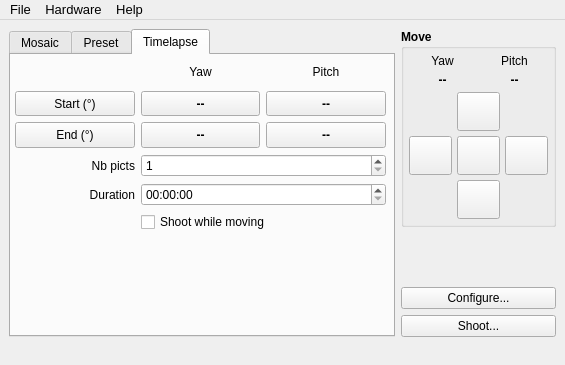
Qt form papywizard/view/ui/mainWindow.ui (bingostar89/Papywizard) before a commit.
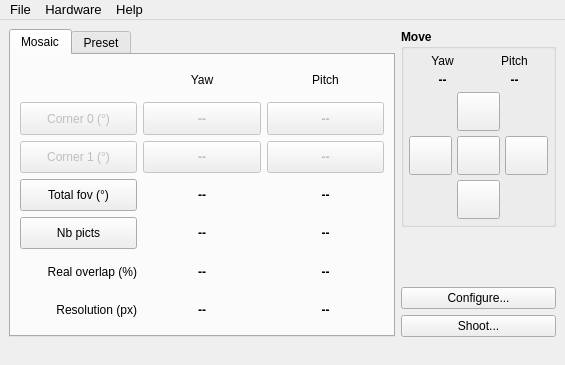
The same form after that commit. The open tabs and pages were chosen to show the change. Icons and pictures are not drawn.

Commit message: Removed timelapse tab

The edit to the form file:
```diff
--- a/papywizard/view/ui/mainWindow.ui
+++ b/papywizard/view/ui/mainWindow.ui
@@ -944,221 +944,6 @@
           </item>
          </layout>
         </widget>
-        <widget class="QWidget" name="timelapseTab">
-         <attribute name="icon">
-          <iconset resource="../icons.qrc">
-           <normaloff>:/icons/clock.png</normaloff>:/icons/clock.png</iconset>
-         </attribute>
-         <attribute name="title">
-          <string>Timelapse</string>
-         </attribute>
-         <widget class="QWidget" name="layoutWidget">
-          <property name="geometry">
-           <rect>
-            <x>4</x>
-            <y>4</y>
-            <width>371</width>
-            <height>173</height>
-           </rect>
-          </property>
-          <layout class="QGridLayout" name="gridLayout_5">
-           <item row="0" column="1">
-            <widget class="QLabel" name="label_9">
-             <property name="sizePolicy">
-              <sizepolicy hsizetype="Preferred" vsizetype="MinimumExpanding">
-               <horstretch>0</horstretch>
-               <verstretch>0</verstretch>
-              </sizepolicy>
-             </property>
-             <property name="text">
-              <string>Yaw</string>
-             </property>
-             <property name="alignment">
-              <set>Qt::AlignCenter</set>
-             </property>
-            </widget>
-           </item>
-           <item row="0" column="2">
-            <widget class="QLabel" name="label_10">
-             <property name="sizePolicy">
-              <sizepolicy hsizetype="Preferred" vsizetype="MinimumExpanding">
-               <horstretch>0</horstretch>
-               <verstretch>0</verstretch>
-              </sizepolicy>
-             </property>
-             <property name="text">
-              <string>Pitch</string>
-             </property>
-             <property name="alignment">
-              <set>Qt::AlignCenter</set>
-             </property>
-            </widget>
-           </item>
-           <item row="1" column="0">
-            <widget class="QPushButton" name="setStartPushButton">
-             <property name="sizePolicy">
-              <sizepolicy hsizetype="Minimum" vsizetype="MinimumExpanding">
-               <horstretch>0</horstretch>
-               <verstretch>0</verstretch>
-              </sizepolicy>
-             </property>
-             <property name="text">
-              <string>Start (°)</string>
-             </property>
-            </widget>
-           </item>
-           <item row="1" column="1">
-            <widget class="QPushButton" name="setYawStartPushButton">
-             <property name="sizePolicy">
-              <sizepolicy hsizetype="Minimum" vsizetype="MinimumExpanding">
-               <horstretch>0</horstretch>
-               <verstretch>0</verstretch>
-              </sizepolicy>
-             </property>
-             <property name="font">
-              <font>
-               <weight>75</weight>
-               <bold>true</bold>
-              </font>
-             </property>
-             <property name="text">
-              <string notr="true">--</string>
-             </property>
-            </widget>
-           </item>
-           <item row="1" column="2">
-            <widget class="QPushButton" name="setPitchStartPushButton">
-             <property name="sizePolicy">
-              <sizepolicy hsizetype="Minimum" vsizetype="MinimumExpanding">
-               <horstretch>0</horstretch>
-               <verstretch>0</verstretch>
-              </sizepolicy>
-             </property>
-             <property name="font">
-              <font>
-               <weight>75</weight>
-               <bold>true</bold>
-              </font>
-             </property>
-             <property name="text">
-              <string notr="true">--</string>
-             </property>
-             <property name="flat">
-              <bool>false</bool>
-             </property>
-            </widget>
-           </item>
-           <item row="2" column="0">
-            <widget class="QPushButton" name="setEndPushButton">
-             <property name="sizePolicy">
-              <sizepolicy hsizetype="Minimum" vsizetype="MinimumExpanding">
-               <horstretch>0</horstretch>
-               <verstretch>0</verstretch>
-              </sizepolicy>
-             </property>
-             <property name="text">
-              <string>End (°)</string>
-             </property>
-            </widget>
-           </item>
-           <item row="2" column="1">
-            <widget class="QPushButton" name="setYawEndPushButton">
-             <property name="sizePolicy">
-              <sizepolicy hsizetype="Minimum" vsizetype="MinimumExpanding">
-               <horstretch>0</horstretch>
-               <verstretch>0</verstretch>
-              </sizepolicy>
-             </property>
-             <property name="font">
-              <font>
-               <weight>75</weight>
-               <bold>true</bold>
-              </font>
-             </property>
-             <property name="text">
-              <string notr="true">--</string>
-             </property>
-            </widget>
-           </item>
-           <item row="2" column="2">
-            <widget class="QPushButton" name="setPitchEndPushButton">
-             <property name="sizePolicy">
-              <sizepolicy hsizetype="Minimum" vsizetype="MinimumExpanding">
-               <horstretch>0</horstretch>
-               <verstretch>0</verstretch>
-              </sizepolicy>
-             </property>
-             <property name="font">
-              <font>
-               <weight>75</weight>
-               <bold>true</bold>
-              </font>
-             </property>
-             <property name="text">
-              <string notr="true">--</string>
-             </property>
-            </widget>
-           </item>
-           <item row="3" column="0">
-            <widget class="QLabel" name="label_11">
-             <property name="text">
-              <string>Nb picts</string>
-             </property>
-             <property name="alignment">
-              <set>Qt::AlignRight|Qt::AlignTrailing|Qt::AlignVCenter</set>
-             </property>
-            </widget>
-           </item>
-           <item row="3" column="1" colspan="2">
-            <widget class="QSpinBox" name="spinBox">
-             <property name="minimum">
-              <number>1</number>
-             </property>
-             <property name="maximum">
-              <number>999</number>
-             </property>
-             <property name="value">
-              <number>1</number>
-             </property>
-            </widget>
-           </item>
-           <item row="4" column="0">
-            <widget class="QLabel" name="label_12">
-             <property name="text">
-              <string>Duration</string>
-             </property>
-             <property name="alignment">
-              <set>Qt::AlignRight|Qt::AlignTrailing|Qt::AlignVCenter</set>
-             </property>
-            </widget>
-           </item>
-           <item row="5" column="1" colspan="2">
-            <widget class="QCheckBox" name="shootWhileMovingCheckBox">
-             <property name="text">
-              <string>Shoot while moving</string>
-             </property>
-            </widget>
-           </item>
-           <item row="4" column="1" colspan="2">
-            <widget class="QTimeEdit" name="timeEdit">
-             <property name="maximumTime">
-              <time>
-               <hour>23</hour>
-               <minute>59</minute>
-               <second>59</second>
-              </time>
-             </property>
-             <property name="currentSection">
-              <enum>QDateTimeEdit::HourSection</enum>
-             </property>
-             <property name="displayFormat">
-              <string notr="true">HH:mm:ss</string>
-             </property>
-            </widget>
-           </item>
-          </layout>
-         </widget>
-        </widget>
        </widget>
       </item>
      </layout>
```
